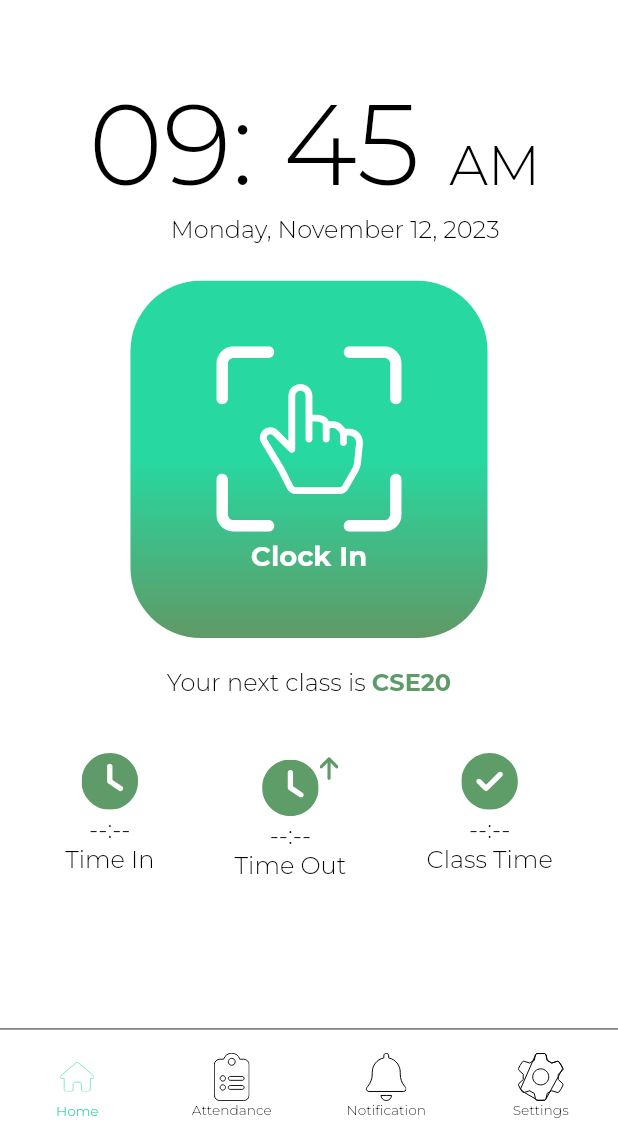
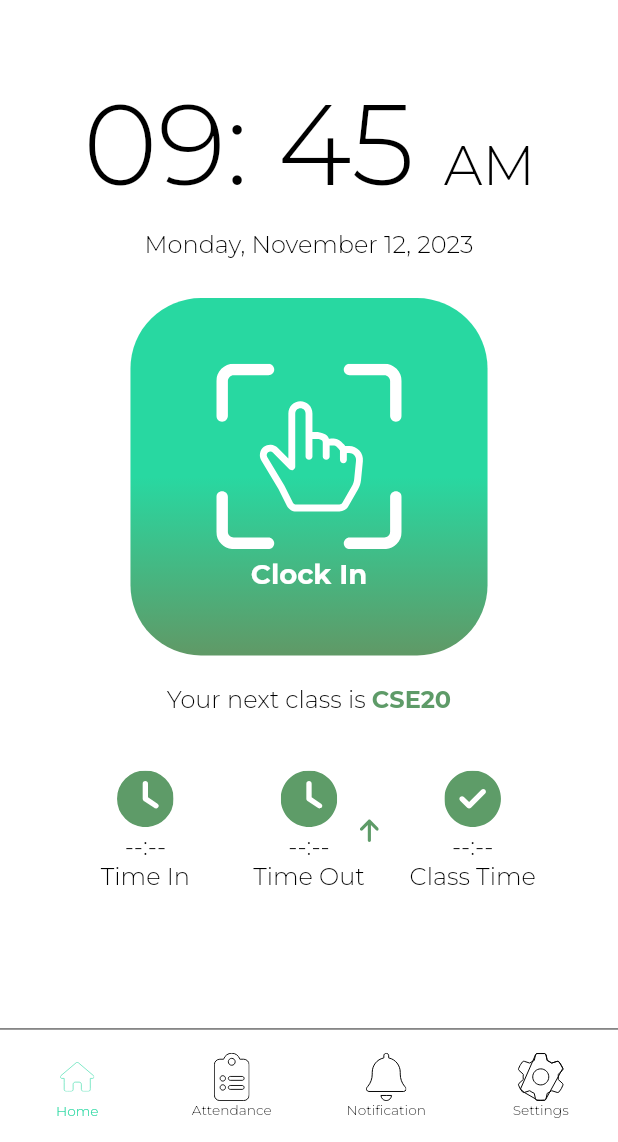
Before and after one commit to SJunKwon/CSE20initial, a Flutter app: the StudentDashboardHomeScreen screen opened by its route, on a phone screen of 412 x 824 dp, the part 94-1236 px from its top. Run offline on Flutter 3.47's test engine with Material 2 defaults, Android fonts, the phone set to English and light mode, and no system bars; our stand-ins replace cached_network_image, flutter_svg, flutter_svg_provider; project files that could hold a hidden picture were left out.

Commit message:
Fix overflow on student dashboard

```diff
--- a/lib/presentation/student_dashboard_home_screen/student_dashboard_home_screen.dart
+++ b/lib/presentation/student_dashboard_home_screen/student_dashboard_home_screen.dart
@@ -18,17 +18,18 @@ class StudentDashboardHomeScreen extends StatelessWidget {
     return SafeArea(
       child: Scaffold(
         appBar: _buildAppBar(context),
-        body: Container(
+        body: SingleChildScrollView(
+          child: Container(
             width: double.maxFinite,
             padding: EdgeInsets.symmetric(
               horizontal: 37.h,
               vertical: 22.v,
             ),
             child: Column(
+              crossAxisAlignment: CrossAxisAlignment.start,
               children: [
                 SizedBox(height: 10.v),
-              Align(
-                alignment: Alignment.centerRight,
+                Center(
                   child: RichText(
                     text: TextSpan(
                       children: [
@@ -42,20 +43,17 @@ class StudentDashboardHomeScreen extends StatelessWidget {
                         ),
                       ],
                     ),
-                  textAlign: TextAlign.left,
+                    textAlign: TextAlign.center,
                   ),
                 ),
-              Align(
-                alignment: Alignment.centerRight,
-                child: Padding(
-                  padding: EdgeInsets.only(right: 32.h),
+                SizedBox(height: 8.v), // Adjusted spacing
+                Center(
                   child: Text(
                     "Monday, November 12, 2023",
                     style: theme.textTheme.bodyMedium,
                   ),
                 ),
-              ),
-              SizedBox(height: 19.v),
+                SizedBox(height: 20.v),
                 Container(
                   margin: EdgeInsets.symmetric(horizontal: 39.h),
                   padding: EdgeInsets.symmetric(
@@ -83,7 +81,8 @@ class StudentDashboardHomeScreen extends StatelessWidget {
                   ),
                 ),
                 SizedBox(height: 15.v),
-              RichText(
+                Center(
+                  child: RichText(
                     text: TextSpan(
                       children: [
                         TextSpan(
@@ -96,16 +95,16 @@ class StudentDashboardHomeScreen extends StatelessWidget {
                         ),
                       ],
                     ),
-                textAlign: TextAlign.left,
+                    textAlign: TextAlign.center,
+                  ),
                 ),
                 SizedBox(height: 29.v),
-              SizedBox(
-                height: 69.v,
-                width: 284.h,
-                child: Row(
-                  mainAxisAlignment: MainAxisAlignment.spaceBetween,
+                Row(
+                  mainAxisAlignment: MainAxisAlignment.spaceEvenly, // Center the columns
                   children: [
-                    Column(
+                    Expanded(
+                      child: Column(
+                        mainAxisAlignment: MainAxisAlignment.center, // Center the content vertically
                         children: [
                           CustomImageView(
                             imagePath: ImageConstant.imgClock,
@@ -123,9 +122,8 @@ class StudentDashboardHomeScreen extends StatelessWidget {
                           ),
                         ],
                       ),
-                    SizedBox(
-                      height: 68.v,
-                      width: 70.h,
+                    ),
+                    Expanded(
                       child: Stack(
                         alignment: Alignment.center,
                         children: [
@@ -136,9 +134,7 @@ class StudentDashboardHomeScreen extends StatelessWidget {
                             alignment: Alignment.topRight,
                             margin: EdgeInsets.only(right: 7.h),
                           ),
-                          Align(
-                            alignment: Alignment.center,
-                            child: Column(
+                          Column(
                             mainAxisSize: MainAxisSize.min,
                             children: [
                               CustomImageView(
@@ -157,11 +153,12 @@ class StudentDashboardHomeScreen extends StatelessWidget {
                               ),
                             ],
                           ),
-                          ),
                         ],
                       ),
                     ),
-                    Column(
+                    Expanded(
+                      child: Column(
+                        mainAxisAlignment: MainAxisAlignment.center, // Center the content vertically
                         children: [
                           CustomImageView(
                             imagePath: ImageConstant.imgFrameGreen40001,
@@ -179,10 +176,11 @@ class StudentDashboardHomeScreen extends StatelessWidget {
                           ),
                         ],
                       ),
+                    ),
                   ],
                 ),
+              ],
             ),
-            ],
           ),
         ),
         bottomNavigationBar: _buildBottomBar(context),
@@ -190,7 +188,6 @@ class StudentDashboardHomeScreen extends StatelessWidget {
     );
   }
 
-  /// Section Widget
   PreferredSizeWidget _buildAppBar(BuildContext context) {
     return CustomAppBar(
       title: Padding(
@@ -227,7 +224,6 @@ class StudentDashboardHomeScreen extends StatelessWidget {
     );
   }
 
-  /// Section Widget
   Widget _buildBottomBar(BuildContext context) {
     return CustomBottomBar(
       onChanged: (BottomBarEnum type) {},
```
Lines whose indentation alone changed are shown as unchanged.
